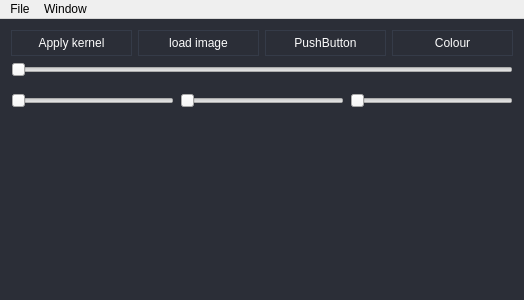
First picture: the form in code/zebra/mainwindow.ui, repository iPieter/JLIZNN_CUDA_and_openCL, before the edit.
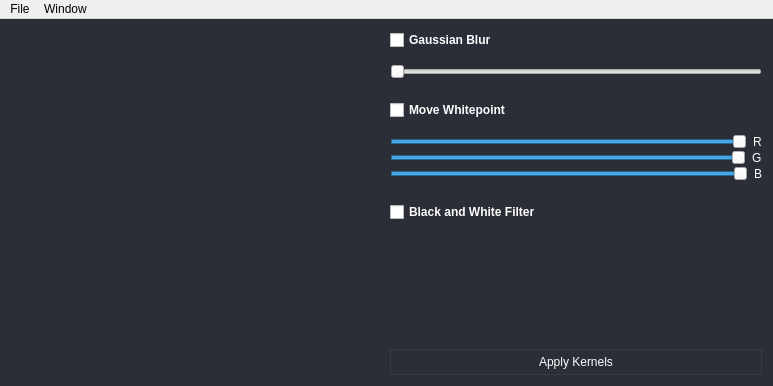
Second picture: the form after the edit. Icons and pictures are not drawn.

```diff
--- a/code/zebra/mainwindow.ui
+++ b/code/zebra/mainwindow.ui
@@ -6,8 +6,8 @@
    <rect>
     <x>0</x>
     <y>0</y>
-    <width>524</width>
-    <height>300</height>
+    <width>773</width>
+    <height>386</height>
    </rect>
   </property>
   <property name="windowTitle">
@@ -25,6 +25,11 @@
 color: #fcfcfc;
 }
 
+QSlider, QCheckBox, QLabel {
+color: #fcfcfc;
+}
+
+
 QPushButton:hover{
 background: #353b48;
 }
@@ -36,36 +41,52 @@
   <widget class="QWidget" name="centralWidget">
    <layout class="QVBoxLayout" name="verticalLayout">
     <item>
-     <layout class="QHBoxLayout" name="horizontalLayout_4">
+     <layout class="QHBoxLayout" name="horizontalLayout_2">
       <item>
-       <widget class="QPushButton" name="pushButton_2">
-        <property name="text">
-         <string>Apply kernel</string>
+       <widget class="QGraphicsView" name="mainImage">
+        <property name="styleSheet">
+         <string notr="true">background: #2b2e37;
+border: 0;
+margin: 0;</string>
         </property>
        </widget>
       </item>
       <item>
-       <widget class="QPushButton" name="pushButton">
-        <property name="text">
-         <string>load image</string>
+       <layout class="QVBoxLayout" name="controls">
+        <property name="spacing">
+         <number>1</number>
         </property>
-       </widget>
-      </item>
+        <property name="rightMargin">
+         <number>0</number>
+        </property>
       <item>
-       <widget class="QPushButton" name="pushButton_3">
+         <widget class="QCheckBox" name="enable_gaussian">
+          <property name="font">
+           <font>
+            <weight>75</weight>
+            <bold>true</bold>
+           </font>
+          </property>
         <property name="text">
-         <string>PushButton</string>
+           <string>Gaussian Blur</string>
         </property>
        </widget>
       </item>
       <item>
-       <widget class="QPushButton" name="pushButton_4">
-        <property name="text">
-         <string>Colour</string>
-        </property>
-       </widget>
-      </item>
-     </layout>
+         <spacer name="verticalSpacer_4">
+          <property name="orientation">
+           <enum>Qt::Vertical</enum>
+          </property>
+          <property name="sizeType">
+           <enum>QSizePolicy::Fixed</enum>
+          </property>
+          <property name="sizeHint" stdset="0">
+           <size>
+            <width>20</width>
+            <height>13</height>
+           </size>
+          </property>
+         </spacer>
     </item>
     <item>
      <widget class="QSlider" name="horizontalSlider">
@@ -84,50 +105,186 @@
      </widget>
     </item>
     <item>
-     <layout class="QHBoxLayout" name="horizontalLayout">
-      <property name="topMargin">
-       <number>10</number>
+         <spacer name="verticalSpacer">
+          <property name="orientation">
+           <enum>Qt::Vertical</enum>
+          </property>
+          <property name="sizeType">
+           <enum>QSizePolicy::Fixed</enum>
+          </property>
+          <property name="sizeHint" stdset="0">
+           <size>
+            <width>20</width>
+            <height>20</height>
+           </size>
+          </property>
+         </spacer>
+        </item>
+        <item>
+         <widget class="QCheckBox" name="enable_whitepoint">
+          <property name="font">
+           <font>
+            <weight>75</weight>
+            <bold>true</bold>
+           </font>
+          </property>
+          <property name="text">
+           <string>Move Whitepoint</string>
+          </property>
+         </widget>
+        </item>
+        <item>
+         <spacer name="verticalSpacer_5">
+          <property name="orientation">
+           <enum>Qt::Vertical</enum>
+          </property>
+          <property name="sizeType">
+           <enum>QSizePolicy::Fixed</enum>
+          </property>
+          <property name="sizeHint" stdset="0">
+           <size>
+            <width>20</width>
+            <height>13</height>
+           </size>
+          </property>
+         </spacer>
+        </item>
+        <item>
+         <layout class="QHBoxLayout" name="horizontalLayout_3">
+          <property name="bottomMargin">
+           <number>0</number>
       </property>
       <item>
        <widget class="QSlider" name="horizontalSlider_4">
+            <property name="styleSheet">
+             <string notr="true">QSlider::groove:horizontal {color:red;}</string>
+            </property>
         <property name="maximum">
          <number>255</number>
         </property>
+            <property name="value">
+             <number>255</number>
+            </property>
         <property name="orientation">
          <enum>Qt::Horizontal</enum>
         </property>
        </widget>
       </item>
+          <item>
+           <widget class="QLabel" name="label">
+            <property name="text">
+             <string>R</string>
+            </property>
+           </widget>
+          </item>
+         </layout>
+        </item>
+        <item>
+         <layout class="QHBoxLayout" name="horizontalLayout_4">
+          <property name="bottomMargin">
+           <number>0</number>
+          </property>
       <item>
        <widget class="QSlider" name="horizontalSlider_3">
         <property name="maximum">
          <number>255</number>
         </property>
+            <property name="value">
+             <number>255</number>
+            </property>
         <property name="orientation">
          <enum>Qt::Horizontal</enum>
         </property>
        </widget>
       </item>
+          <item>
+           <widget class="QLabel" name="label_2">
+            <property name="text">
+             <string>G</string>
+            </property>
+           </widget>
+          </item>
+         </layout>
+        </item>
+        <item>
+         <layout class="QHBoxLayout" name="horizontalLayout_5">
+          <property name="bottomMargin">
+           <number>0</number>
+          </property>
       <item>
        <widget class="QSlider" name="horizontalSlider_2">
         <property name="maximum">
          <number>255</number>
         </property>
+            <property name="value">
+             <number>255</number>
+            </property>
         <property name="orientation">
          <enum>Qt::Horizontal</enum>
         </property>
        </widget>
       </item>
+          <item>
+           <widget class="QLabel" name="label_3">
+            <property name="text">
+             <string>B</string>
+            </property>
+           </widget>
+          </item>
      </layout>
     </item>
     <item>
-     <widget class="QGraphicsView" name="mainImage">
-      <property name="styleSheet">
-       <string notr="true">background: #2b2e37;
-border: 0;
-margin: 0;</string>
-      </property>
-     </widget>
+         <spacer name="verticalSpacer_2">
+          <property name="orientation">
+           <enum>Qt::Vertical</enum>
+          </property>
+          <property name="sizeType">
+           <enum>QSizePolicy::Fixed</enum>
+          </property>
+          <property name="sizeHint" stdset="0">
+           <size>
+            <width>20</width>
+            <height>20</height>
+           </size>
+          </property>
+         </spacer>
+        </item>
+        <item>
+         <widget class="QCheckBox" name="enable_blackwhite">
+          <property name="font">
+           <font>
+            <weight>75</weight>
+            <bold>true</bold>
+           </font>
+          </property>
+          <property name="text">
+           <string>Black and White Filter</string>
+          </property>
+         </widget>
+        </item>
+        <item>
+         <spacer name="verticalSpacer_3">
+          <property name="orientation">
+           <enum>Qt::Vertical</enum>
+          </property>
+          <property name="sizeHint" stdset="0">
+           <size>
+            <width>20</width>
+            <height>40</height>
+           </size>
+          </property>
+         </spacer>
+        </item>
+        <item>
+         <widget class="QPushButton" name="apply">
+          <property name="text">
+           <string>Apply Kernels</string>
+          </property>
+         </widget>
+        </item>
+       </layout>
+      </item>
+     </layout>
     </item>
    </layout>
   </widget>
@@ -136,7 +293,7 @@
     <rect>
      <x>0</x>
      <y>0</y>
-     <width>524</width>
+     <width>773</width>
      <height>22</height>
     </rect>
    </property>
```
Left out of the diff: 6 changed lines with no effect on the pictures. Lines whose indentation alone changed are shown as unchanged.
